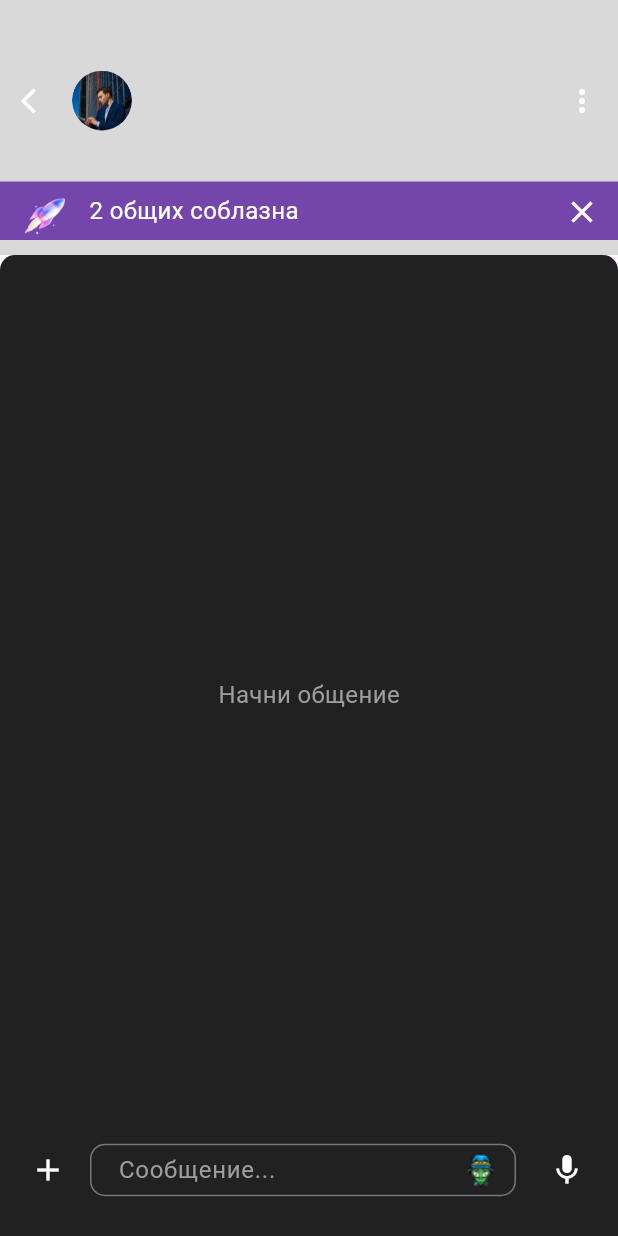
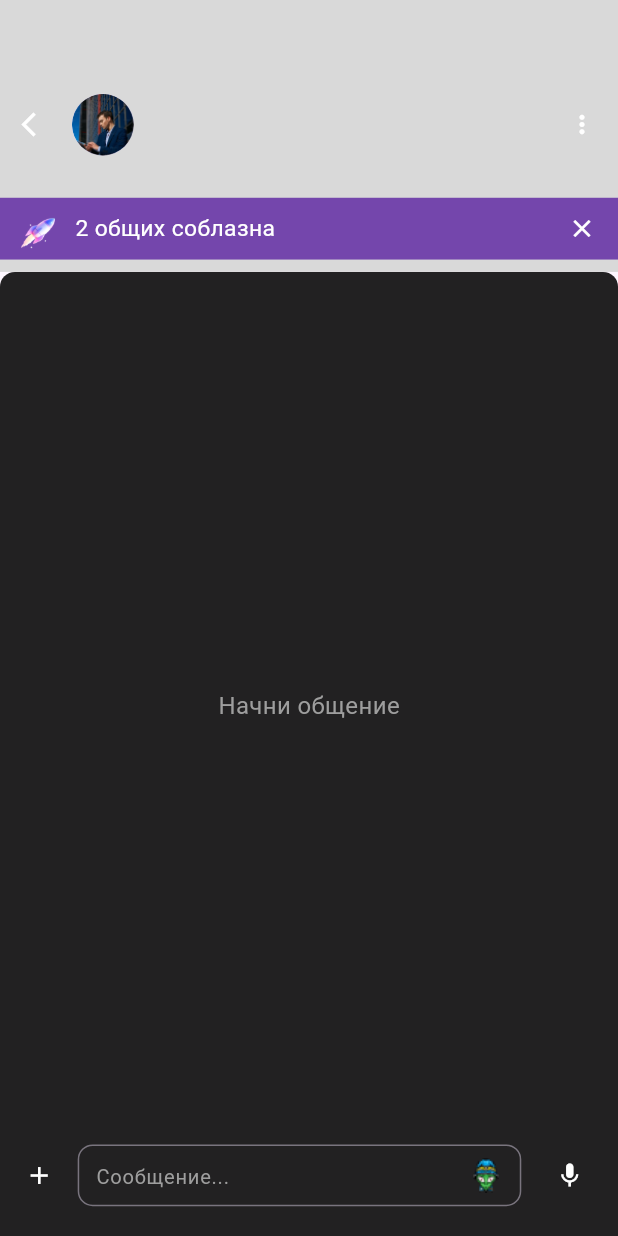
Before and after one commit to KadirovAd/test_task, a Flutter app: the screen it shows after launch, after a tap on "Встретимся? Я рядом", on a phone screen of 412 x 824 dp. Run offline on Flutter 3.47's test engine with Material 3 defaults, Android fonts, the light colour scheme and no system bars; our stand-ins replace flutter_svg, responsive_sizer.

Commit message:
its done

```diff
--- a/lib/src/screens/chat_detail_screen/chat_detail_screen.dart
+++ b/lib/src/screens/chat_detail_screen/chat_detail_screen.dart
@@ -1,4 +1,5 @@
 import 'package:flutter/material.dart';
+import 'package:responsive_sizer/responsive_sizer.dart';
 import 'package:test_task/src/screens/chat_screen/chat.screen.dart';
 
 class ChatDetailScreen extends StatelessWidget {
@@ -8,73 +9,88 @@ class ChatDetailScreen extends StatelessWidget {
 
   @override
   Widget build(BuildContext context) {
+    return ResponsiveSizer(
+      builder: (context, orientation, screenType) {
         return Scaffold(
-      appBar: PreferredSize(
-        preferredSize: const Size.fromHeight(170.0),
+          appBar: _buildAppBar(context),
+          body: _buildBody(),
+        );
+      },
+    );
+  }
+
+  PreferredSizeWidget _buildAppBar(BuildContext context) {
+    return PreferredSize(
+      preferredSize: Size.fromHeight(22.h),
       child: AppBar(
         backgroundColor: const Color(0xFFD9D9D9),
         automaticallyImplyLeading: false,
         flexibleSpace: Column(
           mainAxisAlignment: MainAxisAlignment.end,
           children: [
-              Row(
+            _buildAppBarTopRow(context),
+            SizedBox(height: 3.h),
+            _buildAppBarBottomRow(),
+            SizedBox(height: 1.h),
+          ],
+        ),
+      ),
+    );
+  }
+
+  Row _buildAppBarTopRow(BuildContext context) {
+    return Row(
       children: [
         IconButton(
-                    icon: const Icon(
+          icon: Icon(
             Icons.arrow_back_ios,
-                      size: 20,
+            size: 18.sp,
             color: Colors.white,
           ),
-                    onPressed: () {
-                      Navigator.pop(context);
-                    },
+          onPressed: () => Navigator.pop(context),
         ),
         CircleAvatar(
           backgroundImage: AssetImage(chatItem.imageUrl),
-                    radius: 20,
+          radius: 5.w,
         ),
         const Spacer(),
         IconButton(
-                    icon: const Icon(Icons.more_vert),
+          icon: Icon(Icons.more_vert, size: 18.sp),
           color: Colors.white,
           onPressed: () {},
         ),
       ],
-              ),
-              const SizedBox(
-                height: 30,
-              ),
-              Container(
+    );
+  }
+
+  Container _buildAppBarBottomRow() {
+    return Container(
       width: double.infinity,
-                height: 39,
+      height: 5.h,
       color: const Color(0xFF7446AC),
       child: Row(
         children: [
-                    Image.asset('assets/images/fly.png'),
-                    const SizedBox(width: 10),
-                    const Text(
+          Image.asset('assets/images/fly.png', height: 4.h),
+          SizedBox(width: 2.w),
+          Text(
             '2 общих соблазна',
             style: TextStyle(
               color: Colors.white,
-                        fontSize: 16,
+              fontSize: 16.sp,
             ),
           ),
           const Spacer(),
           IconButton(
-                      icon: const Icon(Icons.close, color: Colors.white),
+            icon: Icon(Icons.close, color: Colors.white, size: 18.sp),
             onPressed: () {},
           ),
         ],
       ),
-              ),
-              const SizedBox(
-                height: 10,
-              ),
-            ],
-          ),
-        ),
-      ),
-      body: Column(
+    );
+  }
+
+  Widget _buildBody() {
+    return Column(
       children: [
         Expanded(
           child: Container(
@@ -98,48 +114,48 @@ class ChatDetailScreen extends StatelessWidget {
                     ),
                   ),
                 ),
-                  Padding(
-                    padding: const EdgeInsets.symmetric(horizontal: 10.0),
+                _buildMessageInputField(),
+                SizedBox(height: 2.h),
+              ],
+            ),
+          ),
+        ),
+      ],
+    );
+  }
+
+  Padding _buildMessageInputField() {
+    return Padding(
+      padding: EdgeInsets.symmetric(horizontal: 2.w),
       child: Row(
         children: [
-                        const SizedBox(width: 10),
-                        const Expanded(
+          SizedBox(width: 2.w),
+          Expanded(
             child: SizedBox(
-                            height: 35,
+              height: 5.h,
               child: TextField(
                 decoration: InputDecoration(
                   icon: Icon(
                     Icons.add,
                     color: Colors.white,
+                    size: 18.sp,
                   ),
                   hintText: 'Сообщение...',
-                                hintStyle: TextStyle(color: Colors.grey),
-                                suffixIcon: Image(
-                                  image: AssetImage('assets/images/man.png'),
-                                  fit: BoxFit.scaleDown,
+                  hintStyle: TextStyle(color: Colors.grey, fontSize: 15.sp),
+                  suffixIcon: Image.asset('assets/images/man.png',
+                      fit: BoxFit.scaleDown),
+                  border: const OutlineInputBorder(
+                    borderRadius: BorderRadius.all(Radius.circular(10)),
                   ),
-                                border: OutlineInputBorder(
-                                  borderRadius:
-                                      BorderRadius.all(Radius.circular(10)),
-                                ),
-                                contentPadding:
-                                    EdgeInsets.symmetric(horizontal: 15.0),
+                  contentPadding: EdgeInsets.symmetric(horizontal: 2.w),
                 ),
               ),
             ),
           ),
-                        const SizedBox(width: 10),
+          SizedBox(width: 2.w),
           IconButton(
-                          icon: const Icon(Icons.mic, color: Colors.white),
+            icon: Icon(Icons.mic, color: Colors.white, size: 18.sp),
             onPressed: () {},
-                        ),
-                      ],
-                    ),
-                  ),
-                  const SizedBox(height: 20),
-                ],
-              ),
-            ),
           ),
         ],
       ),
--- a/lib/src/screens/chat_screen/chat.screen.dart
+++ b/lib/src/screens/chat_screen/chat.screen.dart
@@ -1,6 +1,7 @@
 import 'package:flutter/cupertino.dart';
 import 'package:flutter/material.dart';
 import 'package:flutter_svg/flutter_svg.dart';
+import 'package:responsive_sizer/responsive_sizer.dart';
 import 'package:test_task/src/screens/chat_detail_screen/chat_detail_screen.dart';
 
 class ChatScreen extends StatefulWidget {
@@ -11,7 +12,6 @@ class ChatScreen extends StatefulWidget {
 }
 
 class _ChatScreenState extends State<ChatScreen> {
-
   final List<ChatItem> chatItems = [
     ChatItem('23 ч 43 мин', 'Отлично выглядишь', 'assets/images/1.png',
         ['Отлично выглядишь!', 'Спасибо!']),
@@ -30,11 +30,21 @@ class _ChatScreenState extends State<ChatScreen> {
   @override
   Widget build(BuildContext context) {
     return Scaffold(
-      appBar: AppBar(
-        toolbarHeight: 130,
+      appBar: _buildAppBar(),
+      body: _buildBody(),
+      bottomNavigationBar: _buildBottomNavigationBar(),
+    );
+  }
+
+  AppBar _buildAppBar() {
+    return AppBar(
+      toolbarHeight: 20.h,
       backgroundColor: const Color(0xFFD9D9D9),
-      ),
-      body: Container(
+    );
+  }
+
+  Widget _buildBody() {
+    return Container(
       decoration: const BoxDecoration(
         color: Colors.black87,
         borderRadius: BorderRadius.only(
@@ -43,123 +53,137 @@ class _ChatScreenState extends State<ChatScreen> {
         ),
       ),
       child: Padding(
-          padding: const EdgeInsets.all(10.0),
+        padding: EdgeInsets.all(2.w),
         child: Column(
           children: [
-              Row(
+            _buildHeader(),
+            SizedBox(height: 2.h),
+            _buildLikesInfo(),
+            SizedBox(height: 2.h),
+            _buildChatList(),
+          ],
+        ),
+      ),
+    );
+  }
+
+  Row _buildHeader() {
+    return Row(
       children: [
-                  const Text(
+        Text(
           'ЧАТЫ',
           style: TextStyle(
-                      color: Color(0xFFF6F3F3),
-                      fontSize: 24,
+            color: const Color(0xFFF6F3F3),
+            fontSize: 20.sp,
           ),
         ),
         const Spacer(),
-                  const Text(
+        Text(
           'OFF',
           style: TextStyle(
-                      color: Color(0xFFF6F3F3),
-                      fontSize: 16,
+            color: const Color(0xFFF6F3F3),
+            fontSize: 14.sp,
             fontWeight: FontWeight.w400,
           ),
         ),
-                  const SizedBox(width: 15),
+        SizedBox(width: 3.w),
         GestureDetector(
-                    onTap: () {
-                      _showIncognitoModeOptions(context);
-                    },
-                    child: SvgPicture.asset('assets/icons/foto.svg'),
+          onTap: () => _showIncognitoModeOptions(context),
+          child: SvgPicture.asset('assets/icons/foto.svg', width: 10.w),
         ),
       ],
-              ),
-              const SizedBox(height: 10),
-              const Row(
+    );
+  }
+
+  Row _buildLikesInfo() {
+    return Row(
       mainAxisAlignment: MainAxisAlignment.start,
       children: [
         CircleAvatar(
-                    maxRadius: 30,
-                    backgroundColor: Color(0xFF1F093A),
-                    child: Icon(Icons.favorite, color: Color(0xFF7446AC)),
+          maxRadius: 3.5.h,
+          backgroundColor: const Color(0xFF1F093A),
+          child:
+              Icon(Icons.favorite, color: const Color(0xFF7446AC), size: 4.h),
         ),
-                  SizedBox(width: 16),
+        SizedBox(width: 4.w),
         Text(
           '44 человека тебя лайкнули',
           style: TextStyle(
-                      fontSize: 16,
+            fontSize: 15.sp,
             color: Colors.white,
           ),
         ),
-                  Spacer(),
+        const Spacer(),
         CircleAvatar(
-                    maxRadius: 3,
+          maxRadius: 0.3.h,
           backgroundColor: Colors.white,
         ),
       ],
-              ),
-              const SizedBox(height: 10),
-              Expanded(
+    );
+  }
+
+  Expanded _buildChatList() {
+    return Expanded(
       child: ListView.builder(
         itemCount: chatItems.length,
         itemBuilder: (context, index) {
           final item = chatItems[index];
+          return _buildChatItem(item);
+        },
+      ),
+    );
+  }
+
+  Widget _buildChatItem(ChatItem item) {
     return InkWell(
-                      onTap: () {
-                        Navigator.push(
+      onTap: () => Navigator.push(
         context,
         MaterialPageRoute(
-                            builder: (context) =>
-                                ChatDetailScreen(chatItem: item),
+          builder: (context) => ChatDetailScreen(chatItem: item),
         ),
-                        );
-                      },
+      ),
       child: Padding(
-                        padding: const EdgeInsets.symmetric(vertical: 8.0),
+        padding: EdgeInsets.symmetric(vertical: 1.h),
         child: Row(
           children: [
             CircleAvatar(
-                              maxRadius: 32,
+              maxRadius: 3.5.h,
               backgroundImage: AssetImage(item.imageUrl),
             ),
-                            const SizedBox(width: 16),
+            SizedBox(width: 4.w),
             Column(
               crossAxisAlignment: CrossAxisAlignment.start,
               children: [
                 Text(
                   item.message,
-                                  style: const TextStyle(
-                                    fontSize: 14,
-                                    color: Color.fromARGB(255, 227, 227, 227),
+                  style: TextStyle(
+                    fontSize: 14.sp,
+                    color: const Color.fromARGB(255, 227, 227, 227),
                   ),
                 ),
                 Text(
                   item.time,
-                                  style: const TextStyle(
-                                    fontSize: 15,
-                                    color: Color.fromARGB(255, 227, 227, 227),
+                  style: TextStyle(
+                    fontSize: 14.sp,
+                    color: const Color.fromARGB(255, 227, 227, 227),
                   ),
                 ),
               ],
             ),
-                            if (item.message == 'Встретимся? Я рядом') ...[
-                              const Spacer(),
-                              const CircleAvatar(
-                                maxRadius: 3,
+            if (item.message == 'Встретимся? Я рядом') const Spacer(),
+            if (item.message == 'Встретимся? Я рядом')
+              CircleAvatar(
+                maxRadius: 0.3.h,
                 backgroundColor: Colors.white,
               ),
-                            ],
           ],
         ),
       ),
     );
-                  },
-                ),
-              ),
-            ],
-          ),
-        ),
-      ),
-      bottomNavigationBar: BottomNavigationBar(
+  }
+
+  BottomNavigationBar _buildBottomNavigationBar() {
+    return BottomNavigationBar(
       type: BottomNavigationBarType.fixed,
       backgroundColor: Colors.black87,
       selectedItemColor: Colors.purple,
@@ -182,17 +206,20 @@ class _ChatScreenState extends State<ChatScreen> {
           label: '',
         ),
       ],
-      ),
     );
   }
 
   void _showIncognitoModeOptions(BuildContext context) {
     showModalBottomSheet(
       context: context,
-      builder: (context) {
+      builder: (context) => _buildIncognitoModeOptions(),
+    );
+  }
+
+  Widget _buildIncognitoModeOptions() {
     return Container(
-          padding: const EdgeInsets.all(16.0),
-          height: 450,
+      padding: EdgeInsets.all(4.w),
+      height: 60.h,
       decoration: const BoxDecoration(
         color: Color(0xFF0D1333),
         borderRadius: BorderRadius.only(
@@ -204,24 +231,24 @@ class _ChatScreenState extends State<ChatScreen> {
         crossAxisAlignment: CrossAxisAlignment.start,
         children: [
           Center(
-                child: SvgPicture.asset('assets/icons/fotobig.svg', height: 80),
+            child: SvgPicture.asset('assets/icons/fotobig.svg', height: 10.h),
           ),
-              const SizedBox(height: 10),
-              const Center(
+          SizedBox(height: 2.h),
+          Center(
             child: Text(
               'РЕЖИМ ИНКОГНИТО НА 24 ЧАСА',
               style: TextStyle(
                   color: Colors.white,
-                      fontSize: 18,
+                  fontSize: 18.sp,
                   fontWeight: FontWeight.bold),
             ),
           ),
-              const SizedBox(height: 10),
-              const Text(
+          SizedBox(height: 2.h),
+          Text(
             'Стань невидимкой в ленте и чатах, скрой объявление и наслаждайся незамеченным',
-                style: TextStyle(color: Colors.white70, fontSize: 14),
+            style: TextStyle(color: Colors.white70, fontSize: 14.sp),
           ),
-              const SizedBox(height: 20),
+          SizedBox(height: 4.h),
           Row(
             mainAxisAlignment: MainAxisAlignment.spaceEvenly,
             children: [
@@ -233,40 +260,37 @@ class _ChatScreenState extends State<ChatScreen> {
                   discount: true),
             ],
           ),
-              const SizedBox(
-                height: 25,
-              ),
+          SizedBox(height: 4.h),
           Container(
-                  height: 60,
+            height: 8.h,
             decoration: BoxDecoration(
               borderRadius: BorderRadius.circular(10),
               color: const Color(0xFFAA044A),
             ),
-                  child: const Center(
+            child: Center(
               child: Text(
                 'Купить',
                 style: TextStyle(
-                        color: Color(0xFFF6F3F3),
-                        fontSize: 16,
+                  color: const Color(0xFFF6F3F3),
+                  fontSize: 16.sp,
                   fontWeight: FontWeight.w400,
                 ),
               ),
-                  )),
+            ),
+          ),
           const Spacer(),
-              const Center(
+          Center(
             child: Text(
               'УСЛОВИЯ И ПОЛОЖЕНИЯ',
               style: TextStyle(
-                    color: Color(0xFFF6F3F3),
-                    fontSize: 16,
+                color: const Color(0xFFF6F3F3),
+                fontSize: 16.sp,
                 fontWeight: FontWeight.w400,
               ),
             ),
           )
         ],
       ),
-        );
-      },
     );
   }
 
@@ -277,8 +301,8 @@ class _ChatScreenState extends State<ChatScreen> {
       alignment: Alignment.topCenter,
       children: [
         Container(
-          width: 103,
-          padding: const EdgeInsets.all(16),
+          width: 30.w,
+          padding: EdgeInsets.all(3.w),
           clipBehavior: Clip.antiAlias,
           decoration: ShapeDecoration(
             color: const Color(0xFF211F1F),
@@ -289,27 +313,26 @@ class _ChatScreenState extends State<ChatScreen> {
           ),
           child: Column(
             children: [
-              const SizedBox(height: 5),
+              SizedBox(height: 1.h),
               Row(
                 mainAxisAlignment: MainAxisAlignment.center,
                 children: [
                   Text(
                     duration,
-                    style: const TextStyle(color: Colors.white, fontSize: 16),
+                    style: TextStyle(color: Colors.white, fontSize: 16.sp),
                   ),
-                  const SizedBox(
-                    width: 5,
-                  ),
+                  SizedBox(width: 1.w),
                   if (svgIcon.isNotEmpty)
                     SvgPicture.asset(
                       'assets/icons/glasses.svg',
+                      width: 5.w,
                     ),
                 ],
               ),
-              const SizedBox(height: 5),
+              SizedBox(height: 1.h),
               Text(
                 price,
-                style: const TextStyle(color: Colors.white, fontSize: 16),
+                style: TextStyle(color: Colors.white, fontSize: 16.sp),
               ),
             ],
           ),
@@ -319,7 +342,7 @@ class _ChatScreenState extends State<ChatScreen> {
             heightFactor: 0.2,
             child: SvgPicture.asset(
               svgIcon,
-              width: 70,
+              width: 20.w,
             ),
           ),
       ],
```
Lines whose indentation alone changed are shown as unchanged.
